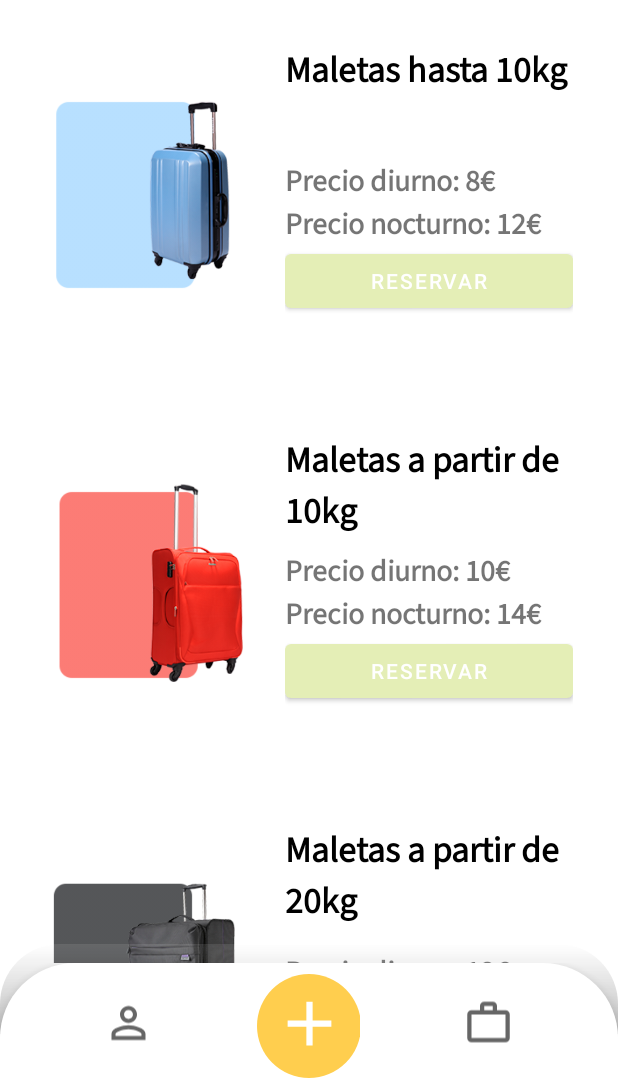
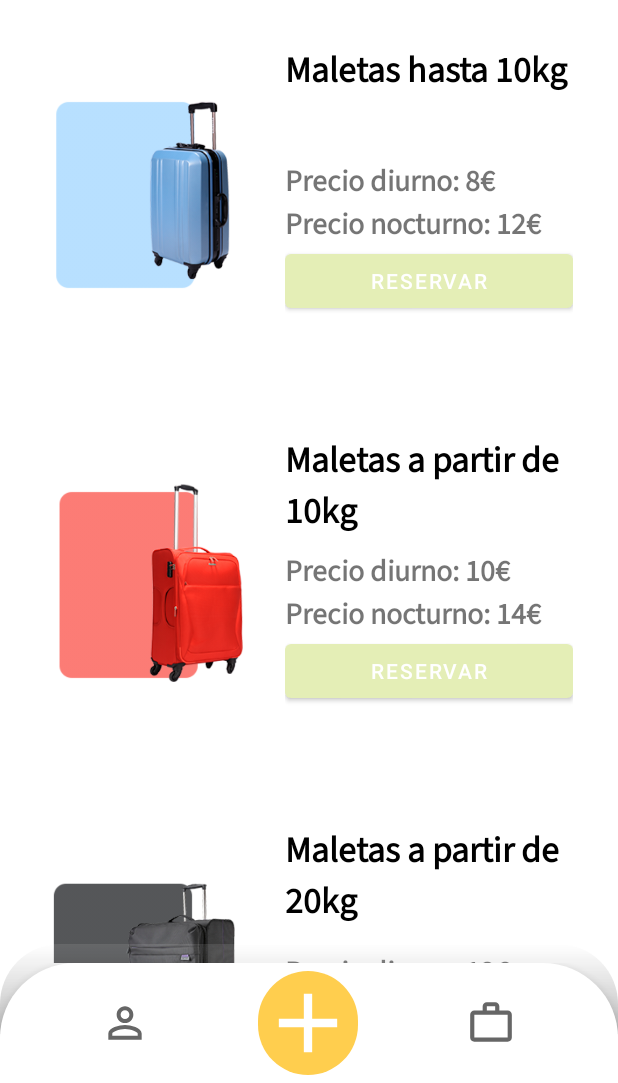
Before and after one commit to mikel-ayala/ReadyBaggage, an Android app: the screen it shows after launch (MainActivity), on a phone screen of 412 x 824 dp, the part 153-1236 px from its top. Run offline under Robolectric (Android 15) with nearby library versions, the phone set to English and light mode, and no system bars.

Commit message:
button fix

```diff
--- a/app/src/main/res/layout/activity_login.xml
+++ b/app/src/main/res/layout/activity_login.xml
@@ -19,7 +19,7 @@
             android:hint="@string/user"
             android:inputType="textPersonName"
             android:minHeight="48dp"
-            android:text="luis@gmail.com"
+            android:text="admin@gmail.com"
             app:layout_constraintEnd_toEndOf="parent"
             app:layout_constraintHorizontal_bias="0.495"
             app:layout_constraintStart_toStartOf="parent"
@@ -47,7 +47,7 @@
             android:hint="@string/pass"
             android:inputType="textPassword"
             android:minHeight="48dp"
-            android:text="123456Aa#"
+            android:text="Admin_1234"
             app:layout_constraintEnd_toEndOf="@+id/logViewTextEmail"
             app:layout_constraintHorizontal_bias="0.0"
             app:layout_constraintStart_toStartOf="@+id/logViewTextEmail"
--- a/app/src/main/res/layout/menu_inferior.xml
+++ b/app/src/main/res/layout/menu_inferior.xml
@@ -38,14 +38,14 @@
         <FrameLayout
             android:layout_width="0dp"
             android:layout_height="match_parent"
+            android:layout_margin="5dp"
             android:layout_weight="2"
             android:textAlignment="center">
 
             <androidx.appcompat.widget.AppCompatButton
                 android:id="@+id/button4"
-                android:layout_width="69dp"
-                android:layout_height="69dp"
-                android:layout_marginTop="7dp"
+                android:layout_width="match_parent"
+                android:layout_height="match_parent"
                 android:background="@drawable/botones_redondos"
                 android:backgroundTint="@color/secondary"
                 android:stateListAnimator="@null"
@@ -55,10 +55,8 @@
 
             <ImageView
                 android:id="@+id/imageView10"
-                android:layout_width="50dp"
-                android:layout_height="50dp"
-                android:layout_marginStart="10dp"
-                android:layout_marginTop="15dp"
+                android:layout_width="match_parent"
+                android:layout_height="match_parent"
                 app:srcCompat="@drawable/ic_baseline_add_24" />
         </FrameLayout>
 
```
